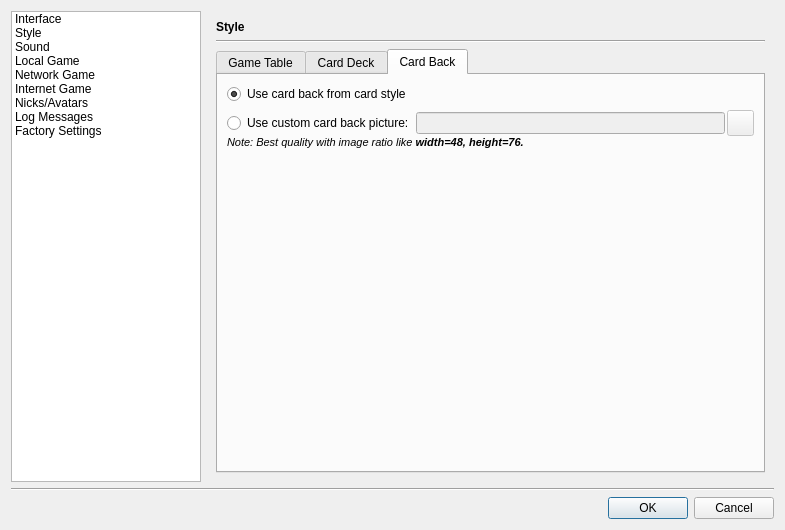
First picture: the form in src/gui/qt/settingsdialog.ui, repository pokerth/pokerth, before the edit.
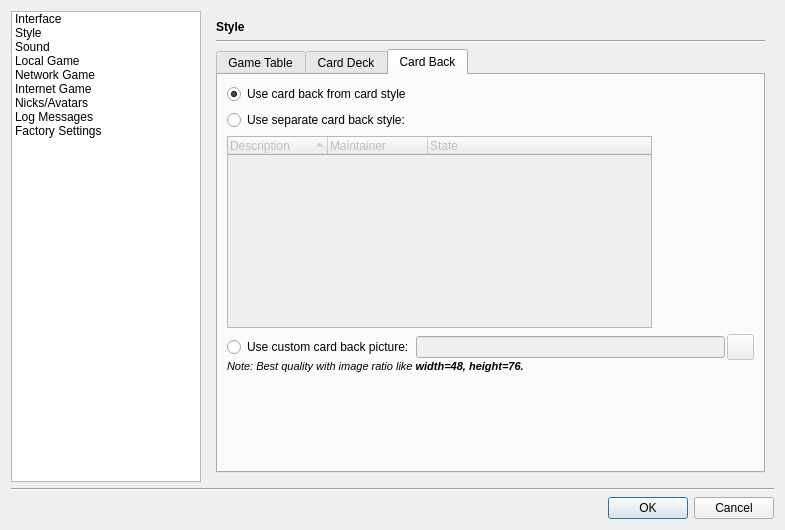
Second picture: the form after the edit. The open tabs and pages were chosen to show the change. Icons and pictures are not drawn. Custom widgets are drawn as their Qt base class.

Commit message: wiget: two new table them for widget client from BaShFX - terminus hotel 2 &  mile high club (incl. card backside)

What changed in the file:
```diff
--- a/src/gui/qt/settingsdialog.ui
+++ b/src/gui/qt/settingsdialog.ui
@@ -709,6 +709,79 @@
               </widget>
              </item>
              <item row="1" column="0">
+              <widget class="QRadioButton" name="radioButton_flipsideStyle">
+               <property name="text">
+                <string>Use separate card back style:</string>
+               </property>
+              </widget>
+             </item>
+             <item row="2" column="0">
+              <layout class="QHBoxLayout" name="horizontalLayout_cardBackStyle">
+               <item>
+                <widget class="QTreeWidget" name="treeWidget_cardBackStyles">
+                 <property name="enabled">
+                  <bool>false</bool>
+                 </property>
+                 <property name="indentation">
+                  <number>5</number>
+                 </property>
+                 <property name="rootIsDecorated">
+                  <bool>false</bool>
+                 </property>
+                 <property name="itemsExpandable">
+                  <bool>false</bool>
+                 </property>
+                 <property name="sortingEnabled">
+                  <bool>true</bool>
+                 </property>
+                 <property name="allColumnsShowFocus">
+                  <bool>true</bool>
+                 </property>
+                 <attribute name="headerShowSortIndicator" stdset="0">
+                  <bool>true</bool>
+                 </attribute>
+                 <column>
+                  <property name="text">
+                   <string>Description</string>
+                  </property>
+                 </column>
+                 <column>
+                  <property name="text">
+                   <string>Maintainer</string>
+                  </property>
+                 </column>
+                 <column>
+                  <property name="text">
+                   <string>State</string>
+                  </property>
+                 </column>
+                </widget>
+               </item>
+               <item>
+                <widget class="QLabel" name="label_cardBackStylePreview">
+                 <property name="minimumSize">
+                  <size>
+                   <width>96</width>
+                   <height>120</height>
+                  </size>
+                 </property>
+                 <property name="maximumSize">
+                  <size>
+                   <width>96</width>
+                   <height>120</height>
+                  </size>
+                 </property>
+                 <property name="text">
+                  <string/>
+                 </property>
+                 <property name="alignment">
+                  <set>Qt::AlignCenter</set>
+                 </property>
+                </widget>
+               </item>
+              </layout>
+             </item>
+             <item row="3" column="0">
               <layout class="QVBoxLayout" name="_3">
                <property name="spacing">
                 <number>0</number>
@@ -800,7 +873,7 @@
                </item>
               </layout>
              </item>
-             <item row="2" column="0">
+             <item row="4" column="0">
               <spacer name="verticalSpacer_4">
                <property name="orientation">
                 <enum>Qt::Vertical</enum>
@@ -808,7 +881,7 @@
                <property name="sizeHint" stdset="0">
                 <size>
                  <width>20</width>
-                 <height>276</height>
+                 <height>40</height>
                 </size>
                </property>
               </spacer>
```
Left out of the diff: 18 changed lines with no effect on the pictures. The commit also changes 144 other files.
